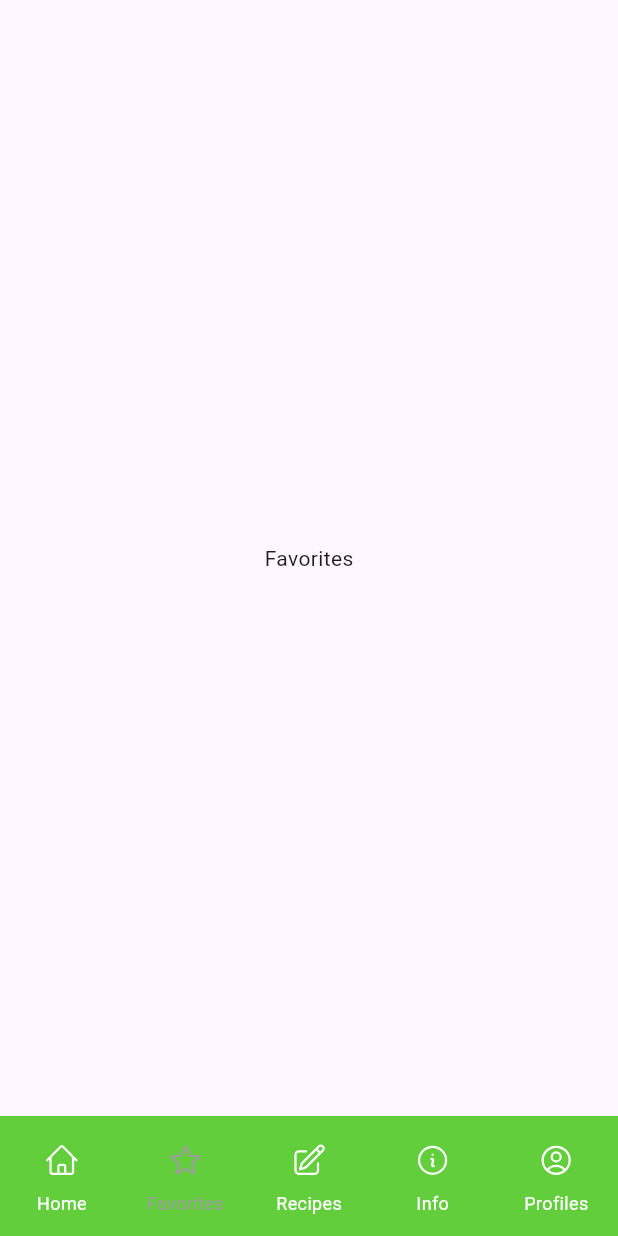
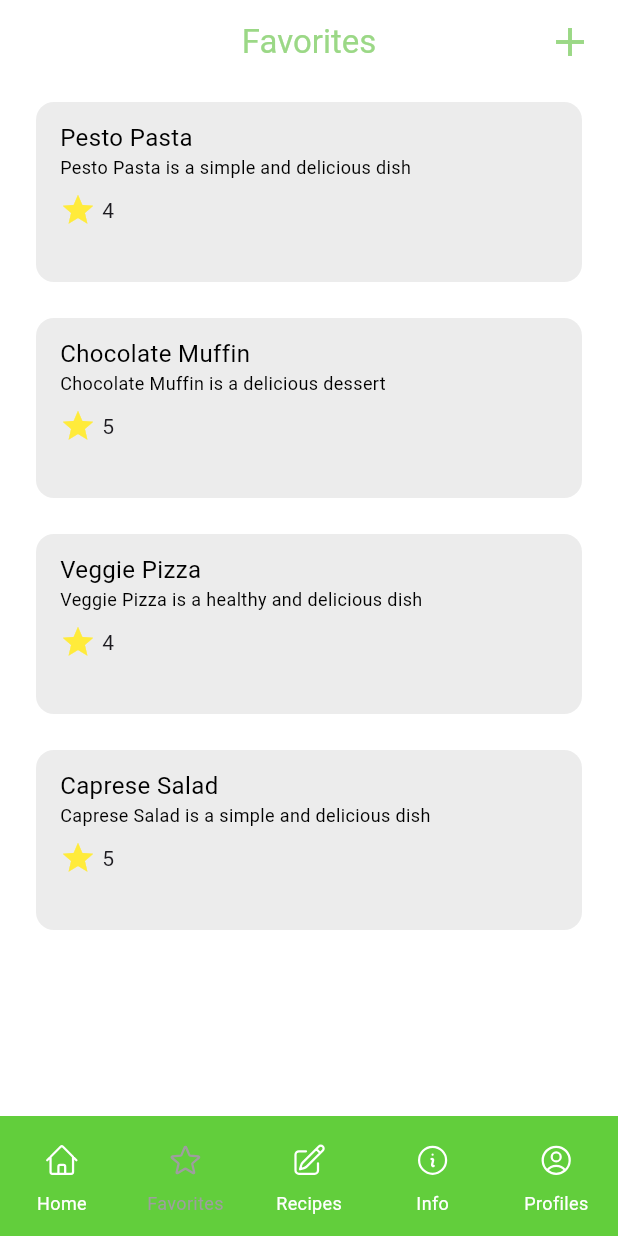
Before and after one commit to Fairuzzzzz/TaskApp, a Flutter app: the screen it shows after launch, item 2 of the bottom bar chosen, on a phone screen of 412 x 824 dp. Run offline on Flutter 3.47's test engine with Material 3 defaults, Android fonts, the phone set to English and light mode, and no system bars; our stand-ins replace flutter_svg.

Commit message:
add info and favorites page

```diff
--- /dev/null
+++ b/lib/models/favorites_models.dart
@@ -0,0 +1,42 @@
+class FavoritesModels {
+  final String title;
+  final String imageUrl;
+  final String description;
+  final int rating;
+  final int review;
+
+  FavoritesModels({
+    required this.title,
+    required this.imageUrl,
+    required this.description,
+    required this.rating,
+    required this.review,
+  });
+
+  static List<FavoritesModels> favorites = [
+    FavoritesModels(
+        title: "Pesto Pasta",
+        imageUrl: "",
+        description: "Pesto Pasta is a simple and delicious dish",
+        rating: 4,
+        review: 46),
+    FavoritesModels(
+        title: "Chocolate Muffin",
+        imageUrl: "",
+        description: "Chocolate Muffin is a delicious dessert",
+        rating: 5,
+        review: 34),
+    FavoritesModels(
+        title: "Veggie Pizza",
+        imageUrl: "",
+        description: "Veggie Pizza is a healthy and delicious dish",
+        rating: 4,
+        review: 45),
+    FavoritesModels(
+        title: "Caprese Salad",
+        imageUrl: "",
+        description: "Caprese Salad is a simple and delicious dish",
+        rating: 5,
+        review: 56)
+  ];
+}
--- /dev/null
+++ b/lib/pages/favorites.dart
@@ -0,0 +1,81 @@
+import 'package:flutter/material.dart';
+import 'package:taskapp/models/favorites_models.dart';
+
+class FavoritesPage extends StatefulWidget {
+  const FavoritesPage({super.key});
+
+  @override
+  State<FavoritesPage> createState() => _FavoritesPageState();
+}
+
+class _FavoritesPageState extends State<FavoritesPage> {
+  @override
+  Widget build(BuildContext context) {
+    List<FavoritesModels> favorites = FavoritesModels.favorites;
+    return Scaffold(
+      appBar: AppBar(
+        centerTitle: true,
+        title: Text(
+          "Favorites",
+          style: TextStyle(color: Color(0xFF9BD886)),
+        ),
+        actions: <Widget>[
+          Padding(
+            padding: const EdgeInsets.symmetric(horizontal: 16),
+            child: Icon(
+              Icons.add,
+              color: Color(0xFF9BD886),
+              size: 32,
+            ),
+          )
+        ],
+        backgroundColor: Colors.white,
+      ),
+      body: ListView.builder(
+        itemCount: favorites.length,
+        itemBuilder: (context, index) {
+          return Container(
+              margin: EdgeInsets.symmetric(horizontal: 24, vertical: 12),
+              height: 120,
+              width: double.infinity,
+              decoration: BoxDecoration(
+                  color: Colors.grey.withOpacity(0.2),
+                  borderRadius: BorderRadius.circular(12)),
+              child: Row(
+                crossAxisAlignment: CrossAxisAlignment.start,
+                children: [
+                  Padding(
+                    padding: const EdgeInsets.symmetric(
+                        horizontal: 16, vertical: 12),
+                    child: Column(
+                      crossAxisAlignment: CrossAxisAlignment.start,
+                      children: [
+                        Text(favorites[index].title,
+                            style: TextStyle(
+                              fontSize: 16,
+                              color: Colors.black,
+                            )),
+                        Text(favorites[index].description,
+                            style:
+                                TextStyle(fontSize: 12, color: Colors.black)),
+                        SizedBox(
+                          height: 8,
+                        ),
+                        Row(
+                          children: [
+                            Icon(Icons.star, color: Colors.yellow),
+                            SizedBox(width: 4),
+                            Text(favorites[index].rating.toString())
+                          ],
+                        )
+                      ],
+                    ),
+                  )
+                ],
+              ));
+        },
+      ),
+      backgroundColor: Colors.white,
+    );
+  }
+}
--- a/lib/pages/home.dart
+++ b/lib/pages/home.dart
@@ -389,6 +389,7 @@ class _HomePageState extends State<HomePage> {
           )
         ],
       ),
+      backgroundColor: Colors.white,
     );
   }
 
--- a/lib/pages/mainscreen.dart
+++ b/lib/pages/mainscreen.dart
@@ -1,6 +1,8 @@
 import 'package:flutter/material.dart';
 import 'package:flutter_svg/flutter_svg.dart';
+import 'package:taskapp/pages/favorites.dart';
 import 'package:taskapp/pages/home.dart';
+import 'package:taskapp/pages/info.dart';
 
 class MainScreen extends StatefulWidget {
   const MainScreen({super.key});
@@ -14,9 +16,9 @@ class _MainScreenState extends State<MainScreen> {
 
   static final List<Widget> _pages = [
     HomePage(),
-    const Center(child: Text("Favorites")),
+    FavoritesPage(),
     const Center(child: Text("Recipes")),
-    const Center(child: Text("Info")),
+    InfoPage(),
     const Center(
       child: Text("Profiles"),
     )
```
Also changed, not shown: lib/pages/info.dart (added, +86 -0 lines), assets/icons/ChatBubbleOvalLeftEllipsis.svg (added), assets/icons/Envelope.svg (added), assets/icons/Phone.svg (added).
